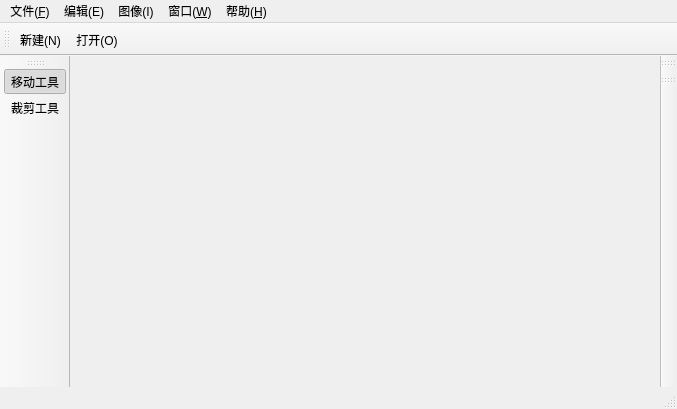
First picture: the form in mainwindow.ui, repository lionelee/CVProject, before the edit.
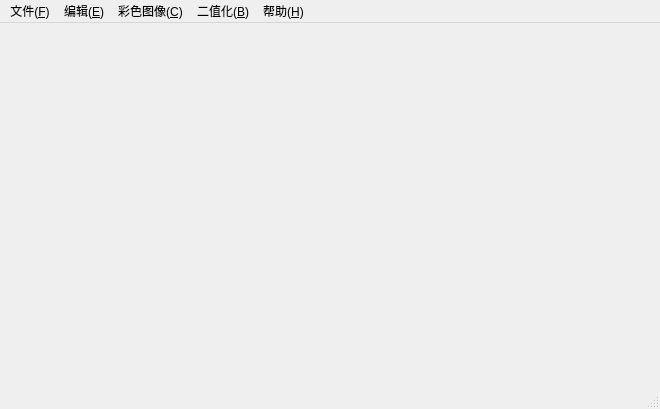
Second picture: the form after the edit. Icons and pictures are not drawn.

The edit to the form file:
```diff
--- a/mainwindow.ui
+++ b/mainwindow.ui
@@ -57,19 +57,19 @@
    </widget>
    <widget class="QMenu" name="menu_2">
     <property name="title">
-     <string>编辑(E)</string>
+     <string>编辑(&amp;E)</string>
     </property>
     <addaction name="action_Undo"/>
     <addaction name="action_Redo"/>
    </widget>
    <widget class="QMenu" name="menu_3">
     <property name="title">
-     <string>图像(I)</string>
+     <string>彩色图像(&amp;C)</string>
     </property>
    </widget>
    <widget class="QMenu" name="menu_W">
     <property name="title">
-     <string>窗口(&amp;W)</string>
+     <string>二值化(&amp;B)</string>
     </property>
    </widget>
    <widget class="QMenu" name="menu_H">
@@ -87,63 +87,6 @@
    <addaction name="menu_H"/>
   </widget>
   <widget class="QStatusBar" name="statusBar"/>
-  <widget class="QToolBar" name="toolBar_tools">
-   <property name="sizePolicy">
-    <sizepolicy hsizetype="Fixed" vsizetype="Preferred">
-     <horstretch>0</horstretch>
-     <verstretch>0</verstretch>
-    </sizepolicy>
-   </property>
-   <property name="windowTitle">
-    <string>toolBar</string>
-   </property>
-   <property name="autoFillBackground">
-    <bool>true</bool>
-   </property>
-   <attribute name="toolBarArea">
-    <enum>LeftToolBarArea</enum>
-   </attribute>
-   <attribute name="toolBarBreak">
-    <bool>false</bool>
-   </attribute>
-   <addaction name="action_move_cursor"/>
-   <addaction name="action_cut_img"/>
-  </widget>
-  <widget class="QToolBar" name="toolBar_attributes">
-   <property name="windowTitle">
-    <string>toolBar_2</string>
-   </property>
-   <attribute name="toolBarArea">
-    <enum>RightToolBarArea</enum>
-   </attribute>
-   <attribute name="toolBarBreak">
-    <bool>false</bool>
-   </attribute>
-  </widget>
-  <widget class="QToolBar" name="toolBar_options">
-   <property name="windowTitle">
-    <string>toolBar</string>
-   </property>
-   <attribute name="toolBarArea">
-    <enum>TopToolBarArea</enum>
-   </attribute>
-   <attribute name="toolBarBreak">
-    <bool>false</bool>
-   </attribute>
-   <addaction name="action_New"/>
-   <addaction name="action_Open"/>
-  </widget>
-  <widget class="QToolBar" name="toolBar_details">
-   <property name="windowTitle">
-    <string>toolBar</string>
-   </property>
-   <attribute name="toolBarArea">
-    <enum>RightToolBarArea</enum>
-   </attribute>
-   <attribute name="toolBarBreak">
-    <bool>false</bool>
-   </attribute>
-  </widget>
   <action name="action_New">
    <property name="icon">
     <iconset resource="res.qrc">
@@ -286,15 +229,17 @@
    <property name="checkable">
     <bool>true</bool>
    </property>
-   <property name="checked">
-    <bool>true</bool>
+  </action>
+  <action name="adjust_HSL">
+   <property name="text">
+    <string>调整HSL</string>
    </property>
    <property name="icon">
     <iconset resource="res.qrc">
      <normaloff>:/res/tools/cursor.png</normaloff>:/res/tools/cursor.png</iconset>
    </property>
    <property name="text">
-    <string>移动工具</string>
+    <string>红色通道</string>
    </property>
   </action>
   <action name="action_cut_img">
@@ -306,7 +251,7 @@
      <normaloff>:/res/tools/cut.png</normaloff>:/res/tools/cut.png</iconset>
    </property>
    <property name="text">
-    <string>裁剪工具</string>
+    <string>Otsu</string>
    </property>
    <property name="toolTip">
     <string>裁剪工具</string>
```
Left out of the diff: 60 changed lines with no effect on the pictures.
